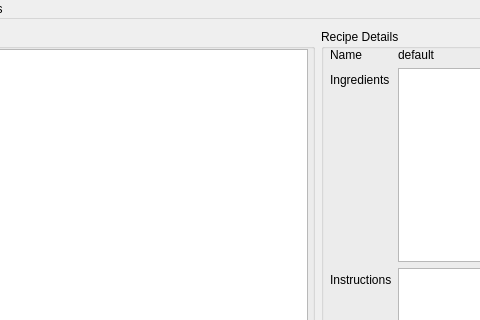
RoughRoman/Recipe-Manager-GUI, file mainwindow.ui: the form before one commit; both pictures show x 83 to 563 and y 0 to 320 of the 804 by 606 pixel window.
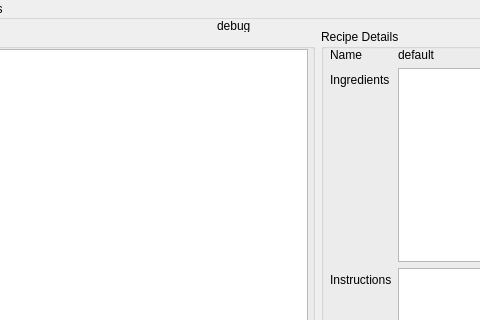
The form after the commit.

The edit to the form file:
```diff
--- a/mainwindow.ui
+++ b/mainwindow.ui
@@ -222,6 +222,19 @@
      </item>
     </layout>
    </widget>
+   <widget class="QLabel" name="log">
+    <property name="geometry">
+     <rect>
+      <x>300</x>
+      <y>0</y>
+      <width>47</width>
+      <height>13</height>
+     </rect>
+    </property>
+    <property name="text">
+     <string>debug</string>
+    </property>
+   </widget>
   </widget>
   <widget class="QMenuBar" name="menubar">
    <property name="geometry">
```
